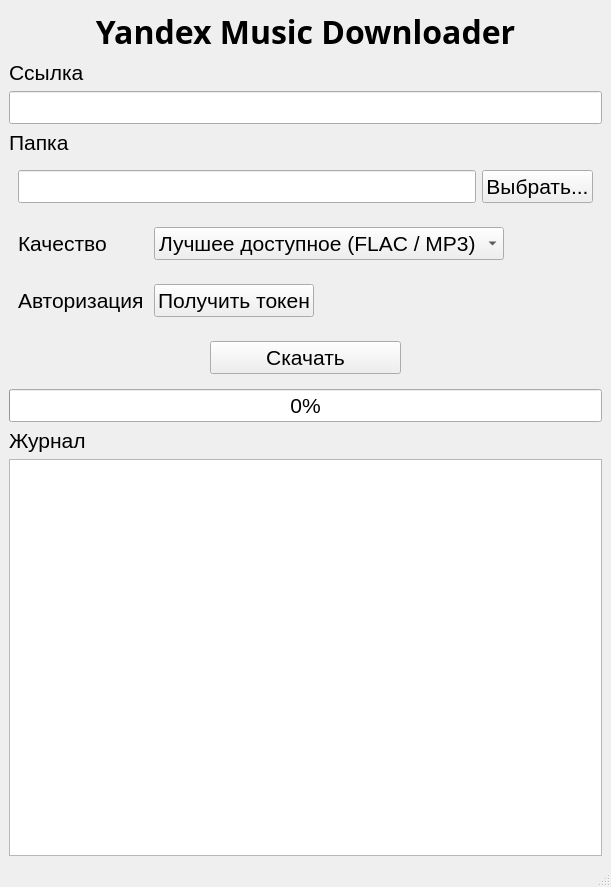
Before: the Qt Designer form src/ymd_gui/gui/forms/main_window.ui in ghtyv/yandex-music-downloader-gui, drawn with Qt 5.
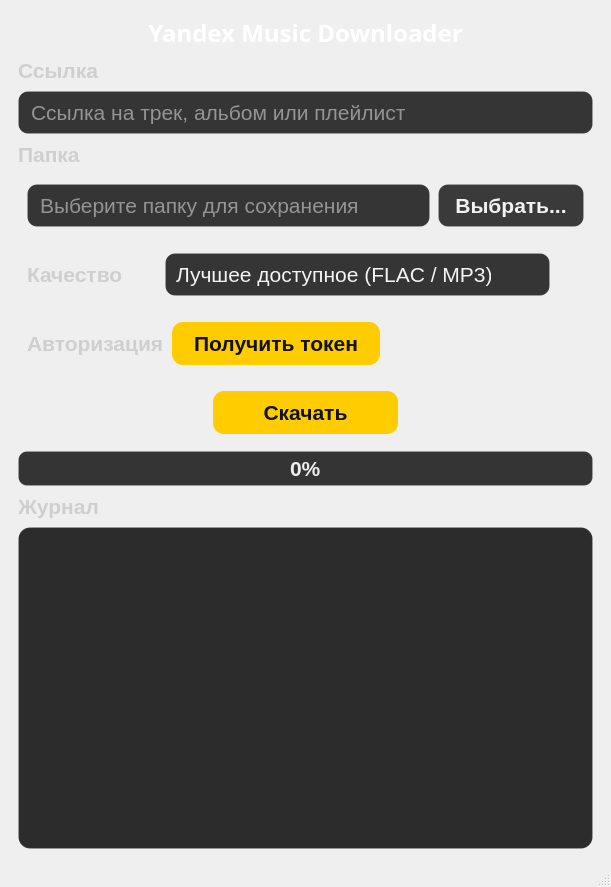
After: the same form once the commit is applied. Custom widgets are drawn as their Qt base class.

Diff of the .ui file:
```diff
--- a/src/ymd_gui/gui/forms/main_window.ui
+++ b/src/ymd_gui/gui/forms/main_window.ui
@@ -16,8 +16,355 @@
   <property name="windowTitle">
    <string>Yandex Music Downloader</string>
   </property>
-  <widget class="QWidget" name="centralwidget">
+  <property name="styleSheet">
+   <string notr="true">/* ========================================
+   ОСНОВА
+   ======================================== */
+
+QWidget {
+    color: #F2F2F2;
+}
+
+QLabel {
+    color: #EDEDED;
+    background: transparent;
+}
+
+
+/* Заголовок */
+
+QLabel#labelTitle {
+    color: #FFFFFF;
+    background: transparent;
+
+    font-size: 24px;
+    font-weight: 700;
+}
+
+
+/* ========================================
+   ПОЛЯ
+   ======================================== */
+
+QLineEdit,
+QComboBox,
+QPlainTextEdit {
+    color: #F4F4F4;
+
+    background-color: rgba(28, 28, 28, 225);
+
+    border: 1px solid rgba(255, 255, 255, 22);
+    border-radius: 10px;
+
+    padding: 7px 10px;
+
+    selection-background-color: #FFCC00;
+    selection-color: #111111;
+}
+
+
+QLineEdit:hover,
+QComboBox:hover,
+QPlainTextEdit:hover {
+    background-color: rgba(35, 35, 35, 235);
+
+    border: 1px solid rgba(255, 255, 255, 50);
+}
+
+
+QLineEdit:focus,
+QComboBox:focus {
+    background-color: rgba(38, 38, 38, 245);
+
+    border: 1px solid #FFCC00;
+}
+
+
+/* Placeholder */
+
+QLineEdit {
+    color: #F3F3F3;
+}
+
+
+/* ========================================
+   COMBO BOX
+   ======================================== */
+
+QComboBox {
+    padding-right: 30px;
+}
+
+
+QComboBox::drop-down {
+    border: none;
+    width: 28px;
+}
+
+
+QComboBox::down-arrow {
+    width: 8px;
+    height: 8px;
+}
+
+
+QComboBox QAbstractItemView {
+    color: #F2F2F2;
+
+    background-color: #1B1B1B;
+
+    border: 1px solid #343434;
+    border-radius: 9px;
+
+    selection-background-color: #FFCC00;
+    selection-color: #111111;
+
+    padding: 5px;
+}
+
+
+/* ========================================
+   ОБЫЧНЫЕ КНОПКИ
+   ======================================== */
+
+QPushButton {
+    color: #F2F2F2;
+
+    background-color: rgba(42, 42, 42, 235);
+
+    border: 1px solid rgba(255, 255, 255, 28);
+    border-radius: 10px;
+
+    padding: 8px 16px;
+
+    font-weight: 500;
+}
+
+
+QPushButton:hover {
+    background-color: #353535;
+
+    border: 1px solid rgba(255, 255, 255, 65);
+}
+
+
+QPushButton:pressed {
+    background-color: #222222;
+
+    border: 1px solid rgba(255, 204, 0, 130);
+}
+
+
+QPushButton:disabled {
+    color: #777777;
+
+    background-color: rgba(30, 30, 30, 180);
+
+    border: 1px solid rgba(255, 255, 255, 15);
+}
+
+
+/* ========================================
+   ОСНОВНЫЕ ЖЁЛТЫЕ КНОПКИ
+   ======================================== */
+
+QPushButton#pushButtonDownload,
+QPushButton#pushButtonAuthorization {
+    color: #111111;
+
+    background-color: #FFCC00;
+
+    border: none;
+    border-radius: 11px;
+
+    padding: 9px 22px;
+
+    font-weight: 700;
+}
+
+
+QPushButton#pushButtonDownload:hover,
+QPushButton#pushButtonAuthorization:hover {
+    background-color: #FFDA33;
+}
+
+
+QPushButton#pushButtonDownload:pressed,
+QPushButton#pushButtonAuthorization:pressed {
+    background-color: #E7B900;
+}
+
+
+QPushButton#pushButtonDownload:disabled,
+QPushButton#pushButtonAuthorization:disabled {
+    color: #6A6040;
+
+    background-color: #847124;
+}
+
+
+/* ========================================
+   PROGRESS BAR
+   ======================================== */
+
+QProgressBar {
+    color: #EEEEEE;
+
+    background-color: rgba(32, 32, 32, 230);
+
+    border: 1px solid rgba(255, 255, 255, 22);
+    border-radius: 9px;
+
+    text-align: center;
+
+    min-height: 20px;
+
+    font-weight: 600;
+}
+
+
+QProgressBar::chunk {
+    border-radius: 8px;
+
+    background: qlineargradient(
+        x1: 0,
+        y1: 0,
+        x2: 1,
+        y2: 0,
+        stop: 0 #F0B900,
+        stop: 0.55 #FFCC00,
+        stop: 1 #FFE052
+    );
+}
+
+
+/* ========================================
+   ЖУРНАЛ
+   ======================================== */
+
+QPlainTextEdit#plainTextEditLog {
+    color: #EAEAEA;
+
+    background-color: rgba(18, 18, 18, 225);
+
+    border: 1px solid rgba(255, 255, 255, 25);
+    border-radius: 12px;
+
+    padding: 9px;
+
+    selection-background-color: #FFCC00;
+    selection-color: #111111;
+}
+
+
+QPlainTextEdit#plainTextEditLog:hover {
+    background-color: rgba(22, 22, 22, 235);
+
+    border: 1px solid rgba(255, 255, 255, 40);
+}
+
+
+/* ========================================
+   SCROLLBAR
+   ======================================== */
+
+QScrollBar:vertical {
+    background: transparent;
+
+    width: 10px;
+
+    margin: 4px 2px;
+}
+
+
+QScrollBar::handle:vertical {
+    background-color: #454545;
+
+    min-height: 30px;
+
+    border-radius: 5px;
+}
+
+
+QScrollBar::handle:vertical:hover {
+    background-color: #666666;
+}
+
+
+QScrollBar::add-line:vertical,
+QScrollBar::sub-line:vertical {
+    height: 0px;
+}
+
+
+/* ========================================
+   TOOLTIP
+   ======================================== */
+
+QToolTip {
+    color: #F2F2F2;
+
+    background-color: #242424;
+
+    border: 1px solid #444444;
+    border-radius: 6px;
+
+    padding: 6px;
+}
+
+QLabel#labelURL,
+QLabel#labelFolder,
+QLabel#labelQuality,
+QLabel#labelAuthorization,
+QLabel#labelLog {
+    color: #CFCFCF;
+    font-weight: 500;
+}
+
+QMessageBox {
+    background-color: #1B1B1B;
+}
+
+QMessageBox QLabel {
+    color: #F2F2F2;
+    background: transparent;
+}
+
+QMessageBox QPushButton {
+    color: #111111;
+    background-color: #FFCC00;
+    border: none;
+    border-radius: 10px;
+    padding: 7px 18px;
+    min-width: 70px;
+    font-weight: 700;
+}
+
+QMessageBox QPushButton:hover {
+    background-color: #FFDA33;
+}
+
+QMessageBox QPushButton:pressed {
+    background-color: #E7B900;
+}</string>
+  </property>
+  <widget class="AnimatedBackground" name="centralwidget">
    <layout class="QVBoxLayout" name="verticalLayout">
+    <property name="spacing">
+     <number>8</number>
+    </property>
+    <property name="leftMargin">
+     <number>18</number>
+    </property>
+    <property name="topMargin">
+     <number>16</number>
+    </property>
+    <property name="rightMargin">
+     <number>18</number>
+    </property>
+    <property name="bottomMargin">
+     <number>16</number>
+    </property>
     <item>
      <widget class="QLabel" name="labelTitle">
       <property name="sizePolicy">
@@ -29,7 +376,7 @@
       <property name="font">
        <font>
         <family>Raleway</family>
-        <pointsize>24</pointsize>
+        <pointsize>-1</pointsize>
         <italic>false</italic>
         <bold>true</bold>
         <underline>false</underline>
@@ -76,6 +423,7 @@
       <property name="font">
        <font>
         <pointsize>16</pointsize>
+        <fontweight>Medium</fontweight>
        </font>
       </property>
       <property name="text">
@@ -90,6 +438,12 @@
         <pointsize>16</pointsize>
        </font>
       </property>
+      <property name="placeholderText">
+       <string>Ссылка на трек, альбом или плейлист</string>
+      </property>
+      <property name="clearButtonEnabled">
+       <bool>true</bool>
+      </property>
      </widget>
     </item>
     <item>
@@ -103,6 +457,7 @@
       <property name="font">
        <font>
         <pointsize>16</pointsize>
+        <fontweight>Medium</fontweight>
        </font>
       </property>
       <property name="text">
@@ -121,6 +476,9 @@
       <layout class="QHBoxLayout" name="horizontalLayout_6">
        <item>
         <layout class="QHBoxLayout" name="horizontalLayoutFolder">
+         <property name="spacing">
+          <number>8</number>
+         </property>
          <item>
           <widget class="QLineEdit" name="lineEditFolder">
            <property name="sizePolicy">
@@ -134,6 +492,12 @@
              <pointsize>16</pointsize>
             </font>
            </property>
+           <property name="placeholderText">
+            <string>Выберите папку для сохранения</string>
+           </property>
+           <property name="clearButtonEnabled">
+            <bool>true</bool>
+           </property>
           </widget>
          </item>
          <item>
@@ -147,6 +511,7 @@
            <property name="font">
             <font>
              <pointsize>16</pointsize>
+             <fontweight>Medium</fontweight>
             </font>
            </property>
            <property name="text">
@@ -164,6 +529,9 @@
       <layout class="QHBoxLayout" name="horizontalLayout_7">
        <item>
         <layout class="QHBoxLayout" name="horizontalLayoutQuality">
+         <property name="spacing">
+          <number>8</number>
+         </property>
          <item>
           <widget class="QLabel" name="labelQuality">
            <property name="minimumSize">
@@ -175,6 +543,7 @@
            <property name="font">
             <font>
              <pointsize>16</pointsize>
+             <fontweight>Medium</fontweight>
             </font>
            </property>
            <property name="text">
@@ -256,6 +625,9 @@
       <layout class="QHBoxLayout" name="horizontalLayout_4">
        <item>
         <layout class="QHBoxLayout" name="horizontalLayoutAuthorization">
+         <property name="spacing">
+          <number>8</number>
+         </property>
          <item>
           <widget class="QLabel" name="labelAuthorization">
            <property name="minimumSize">
@@ -267,6 +639,7 @@
            <property name="font">
             <font>
              <pointsize>16</pointsize>
+             <fontweight>Medium</fontweight>
             </font>
            </property>
            <property name="text">
@@ -285,6 +658,7 @@
            <property name="font">
             <font>
              <pointsize>16</pointsize>
+             <bold>true</bold>
             </font>
            </property>
            <property name="text">
@@ -315,6 +689,9 @@
       <layout class="QHBoxLayout" name="horizontalLayout_5">
        <item>
         <layout class="QHBoxLayout" name="horizontalLayoutDownload">
+         <property name="spacing">
+          <number>8</number>
+         </property>
          <item>
           <spacer name="horizontalSpacerDownload">
            <property name="orientation">
@@ -342,6 +719,7 @@
            <property name="font">
             <font>
              <pointsize>16</pointsize>
+             <bold>true</bold>
             </font>
            </property>
            <property name="text">
@@ -375,7 +753,7 @@
       <property name="font">
        <font>
         <pointsize>16</pointsize>
-        <bold>false</bold>
+        <fontweight>DemiBold</fontweight>
        </font>
       </property>
       <property name="value">
@@ -388,6 +766,7 @@
       <property name="font">
        <font>
         <pointsize>16</pointsize>
+        <fontweight>Medium</fontweight>
        </font>
       </property>
       <property name="text">
@@ -425,6 +804,14 @@
    </property>
   </widget>
  </widget>
+ <customwidgets>
+  <customwidget>
+   <class>AnimatedBackground</class>
+   <extends>QWidget</extends>
+   <header>ymd_gui.gui.widgets.animated_background</header>
+   <container>1</container>
+  </customwidget>
+ </customwidgets>
  <resources/>
  <connections/>
 </ui>
```
Left out of the diff: 9 changed lines with no effect on the pictures.
